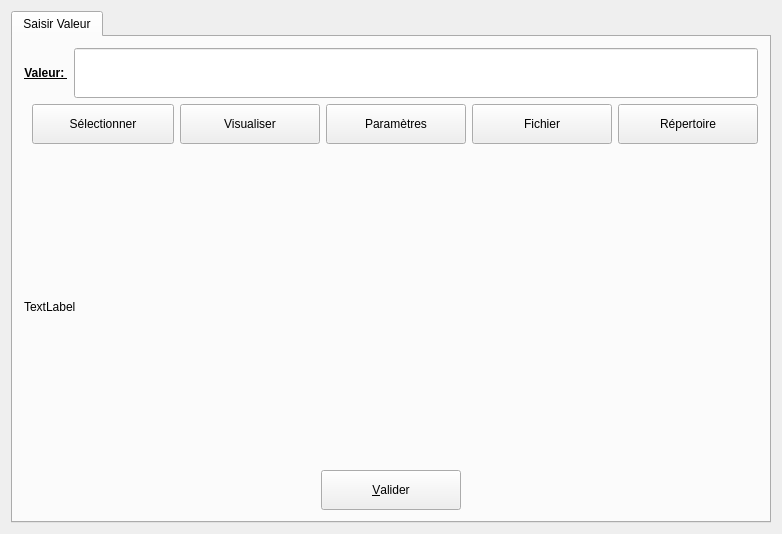
First picture: the form in UiQT4/desUniqueBase.ui, repository SalomePlatform/eficas_tools, before the edit.
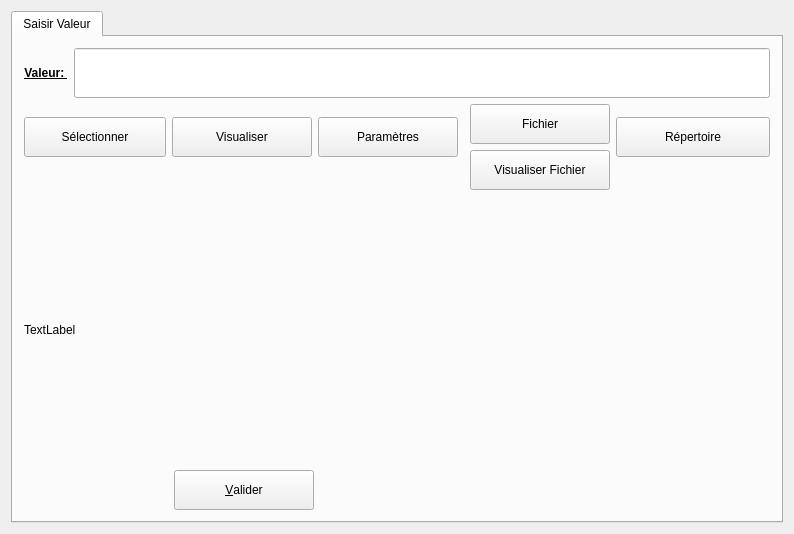
Second picture: the form after the edit. Icons and pictures are not drawn.

```diff
--- a/UiQT4/desUniqueBase.ui
+++ b/UiQT4/desUniqueBase.ui
@@ -6,7 +6,7 @@
    <rect>
     <x>0</x>
     <y>0</y>
-    <width>782</width>
+    <width>794</width>
     <height>534</height>
    </rect>
   </property>
@@ -20,8 +20,8 @@
       <attribute name="title">
        <string>Saisir Valeur</string>
       </attribute>
-      <layout class="QGridLayout" name="gridLayout_2">
-       <item row="0" column="0">
+      <layout class="QGridLayout" name="gridLayout_3">
+       <item row="0" column="0" colspan="2">
         <layout class="QHBoxLayout" name="horizontalLayout">
          <item>
           <widget class="QLabel" name="textLabel2">
@@ -46,21 +46,8 @@
         </layout>
        </item>
        <item row="1" column="0">
-        <layout class="QHBoxLayout" name="horizontalLayout_3">
-         <item>
-          <spacer name="horizontalSpacer_3">
-           <property name="orientation">
-            <enum>Qt::Horizontal</enum>
-           </property>
-           <property name="sizeHint" stdset="0">
-            <size>
-             <width>293</width>
-             <height>20</height>
-            </size>
-           </property>
-          </spacer>
-         </item>
-         <item>
+        <layout class="QGridLayout" name="gridLayout">
+         <item row="0" column="0">
           <widget class="QPushButton" name="BSalome">
            <property name="minimumSize">
             <size>
@@ -77,7 +64,7 @@
            </property>
           </widget>
          </item>
-         <item>
+         <item row="0" column="1">
           <widget class="QPushButton" name="BView2D">
            <property name="sizePolicy">
             <sizepolicy hsizetype="Fixed" vsizetype="Fixed">
@@ -96,7 +83,20 @@
            </property>
           </widget>
          </item>
-         <item>
+         <item row="1" column="0" colspan="4">
+          <spacer name="horizontalSpacer_3">
+           <property name="orientation">
+            <enum>Qt::Horizontal</enum>
+           </property>
+           <property name="sizeHint" stdset="0">
+            <size>
+             <width>438</width>
+             <height>20</height>
+            </size>
+           </property>
+          </spacer>
+         </item>
+         <item row="0" column="2">
           <widget class="QPushButton" name="bParametres">
            <property name="minimumSize">
             <size>
@@ -109,6 +109,12 @@
            </property>
           </widget>
          </item>
+        </layout>
+       </item>
+       <item row="1" column="1">
+        <layout class="QGridLayout" name="gridLayout_2">
+         <item row="0" column="0">
+          <layout class="QVBoxLayout" name="verticalLayout">
          <item>
           <widget class="QPushButton" name="BFichier">
            <property name="sizePolicy">
@@ -133,6 +139,33 @@
           </widget>
          </item>
          <item>
+            <widget class="QPushButton" name="BVisuFichier">
+             <property name="sizePolicy">
+              <sizepolicy hsizetype="Fixed" vsizetype="Fixed">
+               <horstretch>0</horstretch>
+               <verstretch>0</verstretch>
+              </sizepolicy>
+             </property>
+             <property name="minimumSize">
+              <size>
+               <width>140</width>
+               <height>40</height>
+              </size>
+             </property>
+             <property name="text">
+              <string>Visualiser Fichier</string>
+             </property>
+             <property name="icon">
+              <iconset>
+               <normaloff>image240.png</normaloff>image240.png</iconset>
+             </property>
+            </widget>
+           </item>
+          </layout>
+         </item>
+         <item row="0" column="1">
+          <layout class="QVBoxLayout" name="verticalLayout_2">
+           <item>
           <widget class="QPushButton" name="BRepertoire">
            <property name="minimumSize">
             <size>
@@ -144,6 +177,21 @@
             <string>Répertoire</string>
            </property>
           </widget>
+           </item>
+           <item>
+            <spacer name="horizontalSpacer_4">
+             <property name="orientation">
+              <enum>Qt::Horizontal</enum>
+             </property>
+             <property name="sizeHint" stdset="0">
+              <size>
+               <width>138</width>
+               <height>20</height>
+              </size>
+             </property>
+            </spacer>
+           </item>
+          </layout>
          </item>
         </layout>
        </item>
```
Lines whose indentation alone changed are shown as unchanged.
